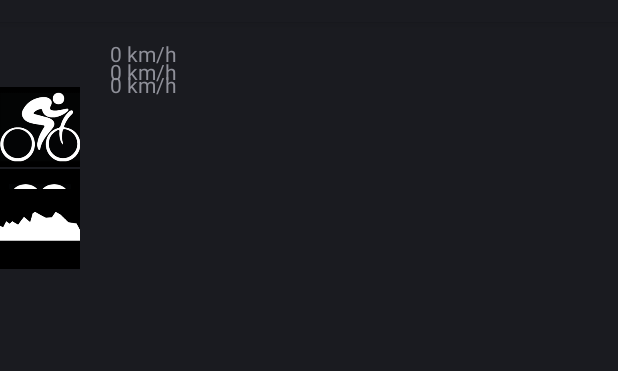
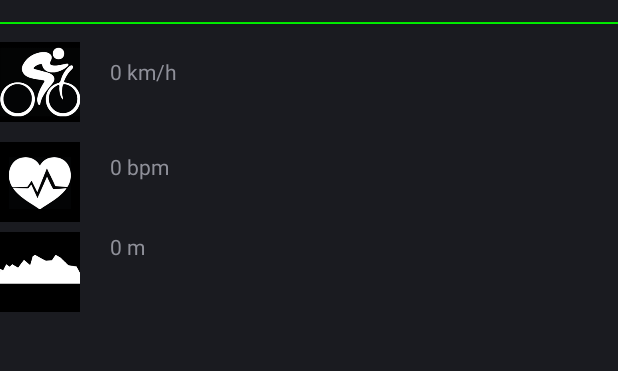
Before and after one commit to jandob/fitHUD, an Android app: the layout fithud.xml on its own in the app's theme, with its tools: preview values and no code run, on a phone screen of 412 x 824 dp, the part 62-433 px from its top. Run offline under Robolectric (Android 15) with nearby library versions, the phone set to English and light mode, and no system bars.

Commit message:
LiveCard Layout

```diff
--- a/glass/src/main/java/de/fithud/fithud/FHLiveCardRenderer.java
+++ b/glass/src/main/java/de/fithud/fithud/FHLiveCardRenderer.java
@@ -3,26 +3,20 @@ package de.fithud.fithud;
 import android.content.Context;
 import android.graphics.Canvas;
 import android.graphics.Color;
-import android.os.Message;
 import android.os.SystemClock;
-import android.text.format.Time;
+// import android.text.format.Time;
 import android.util.Log;
 import android.view.LayoutInflater;
 import android.view.SurfaceHolder;
 import android.view.View;
 import android.widget.FrameLayout;
-import android.widget.RelativeLayout;
+// import android.widget.RelativeLayout;
 import android.widget.TextView;
 
 import com.google.android.glass.timeline.DirectRenderingCallback;
 
 import java.util.concurrent.TimeUnit;
 
-import de.fithud.fithudlib.MessengerServiceActivity;
-
-/**
- * Created by jandob on 11/17/14.
- */
 public class FHLiveCardRenderer implements DirectRenderingCallback {
     private static final String TAG = FHLiveCardRenderer.class.getSimpleName();
 
@@ -33,7 +27,9 @@ public class FHLiveCardRenderer implements DirectRenderingCallback {
     private static final long FRAME_TIME_MILLIS = TimeUnit.SECONDS.toMillis(1) / REFRESH_RATE_FPS;
 
 
-    private final TextView mTipsView;
+    private final TextView liveCardBikeText;
+    private final TextView liveCardHeartText;
+    private final TextView liveCardHeightText;
     private SurfaceHolder mHolder;
     private boolean mRenderingPaused;
 
@@ -41,8 +37,8 @@ public class FHLiveCardRenderer implements DirectRenderingCallback {
     private int mSurfaceWidth;
     private int mSurfaceHeight;
     private final FrameLayout mLayout;
-    //private final FithudView fithudView;
-    private final RelativeLayout mTipsContainer;
+    // private final FithudView fithudView;
+    // private final RelativeLayout mTipsContainer;
 
 
     public FHLiveCardRenderer(Context context){
@@ -50,9 +46,11 @@ public class FHLiveCardRenderer implements DirectRenderingCallback {
         mLayout = (FrameLayout) inflater.inflate(R.layout.fithud, null);
         mLayout.setWillNotDraw(false);
 
-        mTipsContainer = (RelativeLayout) mLayout.findViewById(R.id.text_container);
-        mTipsView = (TextView) mLayout.findViewById(R.id.textView);
-        mTipsView.setText("hans");
+        // mTipsContainer = (RelativeLayout) mLayout.findViewById(R.id.text_container);
+        liveCardBikeText = (TextView) mLayout.findViewById(R.id.liveCardBikeText);
+        liveCardHeartText = (TextView) mLayout.findViewById(R.id.liveCardHeartText);
+        liveCardHeightText = (TextView) mLayout.findViewById(R.id.liveCardHeightText);
+//        mTipsView.setText("hans");
         Log.d(TAG, "Renderer init");
     }
     public void surfaceChanged(SurfaceHolder holder, int format, int width, int height) {
@@ -163,18 +161,35 @@ public class FHLiveCardRenderer implements DirectRenderingCallback {
         public synchronized void quit() {
             mShouldRun = false;
         }
-        Time mTime = new Time();
+
+        int speed = 0;
+        int heartrate = 0;
+        int height = 0;
+
+        // Time mTime = new Time();
         @Override
         public void run() {
             while (shouldRun()) {
                 long frameStart = SystemClock.elapsedRealtime();
                 repaint();
                 long frameLength = SystemClock.elapsedRealtime() - frameStart;
-                mTime.setToNow();
-                mTipsView.setText(mTime.toString());
+
+                // mTime.setToNow();
+                // mTipsView.setText(mTime.toString());
+
+                liveCardBikeText.setText(speed + " km/h");
+                liveCardHeartText.setText(heartrate + " bpm");
+                liveCardHeightText.setText(height + " m");
+
+                if(speed < 1000) {
+                    speed++;
+                    heartrate++;
+                    height++;
+                }
+
                 long sleepTime = FRAME_TIME_MILLIS - frameLength;
                 if (sleepTime > 0) {
-                    SystemClock.sleep(sleepTime);
+                    SystemClock.sleep(sleepTime*100);
                 }
             }
         }
--- a/glass/src/main/res/layout/fithud.xml
+++ b/glass/src/main/res/layout/fithud.xml
@@ -5,76 +5,65 @@
     <RelativeLayout
         android:layout_width="fill_parent"
         android:layout_height="fill_parent"
-        android:layout_gravity="center_horizontal|bottom"
+        android:layout_gravity="center_horizontal"
+        android:gravity="top"
         android:id="@+id/text_container">
 
-        <!--        <TextView
-                    android:layout_width="wrap_content"
-                    android:layout_height="wrap_content"
-                    android:text="New Text"
-                    android:id="@+id/textView"
-                    android:layout_alignParentTop="true"
-                    android:layout_alignParentStart="true" />-->
+        <TextView
+            android:id="@+id/liveCardStatus"
+            android:layout_width="match_parent"
+            android:layout_height="2px"
+            android:background="#00FF00"
+            android:layout_alignParentTop="true"
+            android:layout_centerHorizontal="true"/>
+
+        <ImageView
+            android:id="@+id/liveCardBike"
+            android:layout_width="80px"
+            android:layout_height="80px"
+            android:layout_marginTop="20px"
+            android:layout_marginLeft="0px"
+            android:src="@drawable/bike"/>
 
         <TextView
-            android:layout_width="wrap_content"
-            android:layout_height="wrap_content"
-            android:layout_marginTop="17px"
-            android:layout_marginLeft="110px"
-            android:text="0 km/h"
-            android:id="@+id/textView"
-            android:layout_alignParentTop="true"
-            android:layout_alignParentStart="true" />
-
-        <ImageView
-            android:layout_width="80px"
-            android:layout_height="wrap_content"
-            android:layout_marginTop="-72px"
-            android:layout_marginLeft="0px"
-            android:src="@drawable/bike"
-            android:id="@+id/imageView"
-            android:layout_below="@+id/textView"
-            android:layout_alignParentStart="true" />
-
-        <TextView
+            android:id="@+id/liveCardBikeText"
             android:layout_width="wrap_content"
             android:layout_height="wrap_content"
             android:layout_marginTop="35px"
             android:layout_marginLeft="110px"
-            android:text="0 km/h"
-            android:id="@+id/textView"
-            android:layout_alignParentTop="true"
-            android:layout_alignParentStart="true" />
+            android:text="0 km/h"/>
 
         <ImageView
+            android:id="@+id/liveCardHeart"
             android:layout_width="80px"
-            android:layout_height="wrap_content"
-            android:layout_marginTop="10px"
+            android:layout_height="80px"
+            android:layout_marginTop="120px"
             android:layout_marginLeft="0px"
-            android:src="@drawable/heart"
-            android:id="@+id/heart"
-            android:layout_below="@+id/textView"
-            android:layout_alignParentStart="true" />
+            android:src="@drawable/heart"/>
 
         <TextView
+            android:id="@+id/liveCardHeartText"
             android:layout_width="wrap_content"
             android:layout_height="wrap_content"
-            android:layout_marginTop="48px"
+            android:layout_marginTop="130px"
             android:layout_marginLeft="110px"
-            android:text="0 km/h"
-            android:id="@+id/textView"
-            android:layout_alignParentTop="true"
-            android:layout_alignParentStart="true" />
+            android:text="0 bpm"/>
 
         <ImageView
+            android:id="@+id/liveCardHeight"
             android:layout_width="80px"
+            android:layout_height="80px"
+            android:layout_marginTop="210px"
+            android:layout_marginLeft="0px"
+            android:src="@drawable/height"/>
+
+        <TextView
+            android:id="@+id/liveCardHeightText"
+            android:layout_width="wrap_content"
             android:layout_height="wrap_content"
-            android:layout_marginTop="30px"
-            android:layout_marginLeft="0px"
-            android:src="@drawable/height"
-            android:id="@+id/heart"
-            android:layout_below="@+id/textView"
-            android:layout_alignParentStart="true" />
+            android:layout_marginTop="210px"
+            android:layout_marginLeft="110px"
+            android:text="0 m"/>
 
     </RelativeLayout>
 
```
